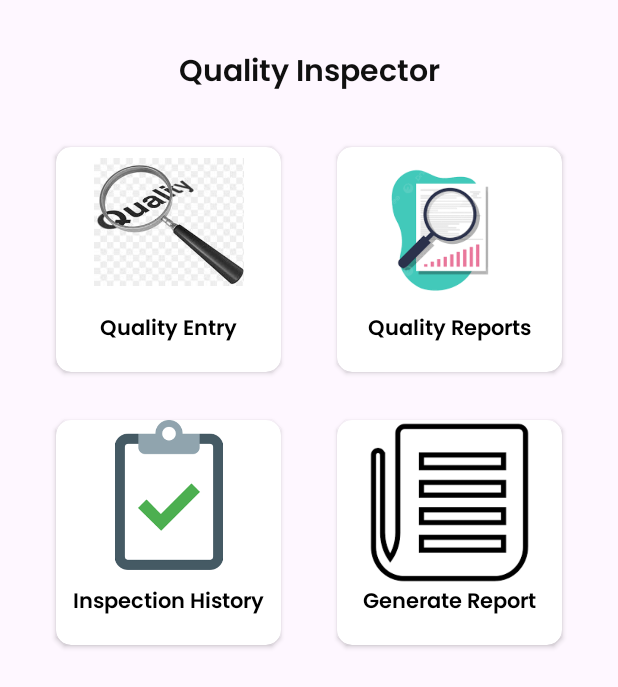
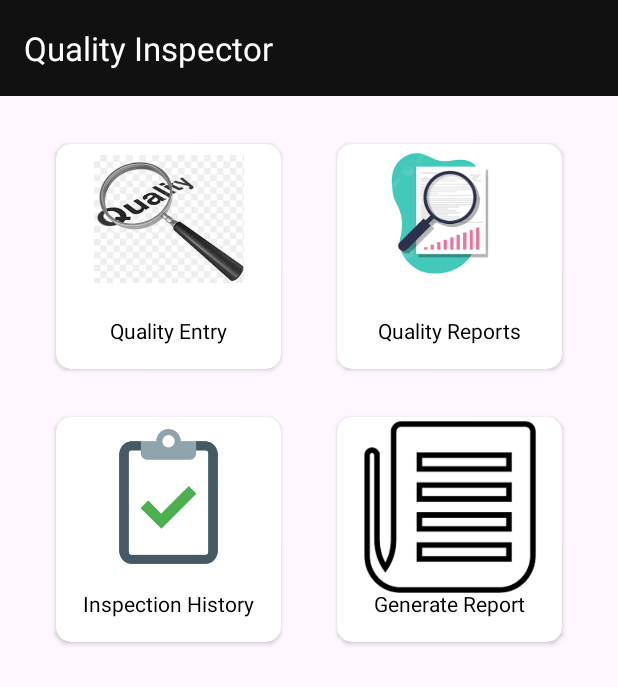
Before and after one commit to umarfarid8/Sarghodha_PC, an Android app: the layout fragment_quality__dashboard_.xml on its own in the app's theme, with its tools: preview values and no code run, on a phone screen of 412 x 824 dp. Shown: the top 687 px of the screen. Run offline under Robolectric (Android 15) with nearby library versions, the light colour scheme and no system bars.

Commit message:
make few changes in all dashboard like add scroll option change color

```diff
--- a/app/src/main/res/layout/activity_login.xml
+++ b/app/src/main/res/layout/activity_login.xml
@@ -101,7 +101,7 @@
         android:layout_width="0dp"
         android:layout_height="55dp"
         android:layout_marginTop="42dp"
-        android:backgroundTint="#404393"
+        android:backgroundTint="#1B75BC"
         android:fontFamily="@font/poppins_semibold"
         android:text="Login"
         android:textSize="18sp"
--- a/app/src/main/res/layout/activity_main.xml
+++ b/app/src/main/res/layout/activity_main.xml
@@ -36,7 +36,7 @@
                     <ImageView
                         android:id="@+id/drawer_icon"
                         android:layout_width="wrap_content"
-                        android:layout_height="match_parent"
+                        android:layout_height="wrap_content"
                         android:padding="12dp"
                         android:src="@drawable/baseline_menu_24"
                         app:tint="@color/white" />
@@ -64,6 +64,7 @@
             android:layout_width="match_parent"
             android:layout_height="match_parent"
             app:defaultNavHost="true"
+            app:layout_constraintStart_toStartOf="parent"
             app:layout_constraintTop_toBottomOf="@id/appbarLayout"
             app:navGraph="@navigation/nav_graph" />
 
--- a/app/src/main/res/layout/fragment_quality__dashboard_.xml
+++ b/app/src/main/res/layout/fragment_quality__dashboard_.xml
@@ -1,31 +1,39 @@
 <?xml version="1.0" encoding="utf-8"?>
-<FrameLayout xmlns:android="http://schemas.android.com/apk/res/android"
+<androidx.coordinatorlayout.widget.CoordinatorLayout
+    xmlns:android="http://schemas.android.com/apk/res/android"
     xmlns:app="http://schemas.android.com/apk/res-auto"
-    xmlns:tools="http://schemas.android.com/tools"
-    android:layout_width="match_parent"
-    android:layout_height="match_parent"
-    tools:context=".UI.Fragments.Quality_Dashboard_Fragment">
-
-    <androidx.constraintlayout.widget.ConstraintLayout
     android:layout_width="match_parent"
     android:layout_height="match_parent">
 
-        <!-- Title -->
-        <TextView
-            android:id="@+id/textView2"
-            android:layout_width="wrap_content"
+    <!-- AppBarLayout with Toolbar -->
+    <com.google.android.material.appbar.AppBarLayout
+        android:layout_width="match_parent"
         android:layout_height="wrap_content"
-            android:layout_marginTop="32dp"
-            android:fontFamily="@font/poppins_semibold"
-            android:text="Quality Inspector"
-            android:textColor="#101010"
-            android:textSize="20sp"
-            android:textStyle="bold"
-            app:layout_constraintEnd_toEndOf="parent"
-            app:layout_constraintStart_toStartOf="parent"
-            app:layout_constraintTop_toTopOf="parent" />
+        android:theme="@style/ThemeOverlay.AppCompat.Dark.ActionBar">
 
-        <!-- Row 1: Quality Entry & Quality Reports -->
+        <androidx.appcompat.widget.Toolbar
+            android:id="@+id/toolbar"
+            android:layout_width="match_parent"
+            android:layout_height="?attr/actionBarSize"
+            android:background="@color/theme_color"
+            app:title="Quality Inspector"
+            app:titleTextColor="@android:color/white" />
+    </com.google.android.material.appbar.AppBarLayout>
+
+    <!-- NestedScrollView wrapping the content -->
+    <androidx.core.widget.NestedScrollView
+        android:layout_width="match_parent"
+        android:layout_height="match_parent"
+        android:fillViewport="true"
+        app:layout_behavior="@string/appbar_scrolling_view_behavior">
+
+        <!-- Main Content Layout -->
+        <androidx.constraintlayout.widget.ConstraintLayout
+            android:id="@+id/constraintLayout_quality"
+            android:layout_width="match_parent"
+            android:layout_height="wrap_content">
+
+            <!-- First Row -->
             <androidx.cardview.widget.CardView
                 android:id="@+id/cardView_quality_entry"
                 android:layout_width="150dp"
@@ -33,9 +41,8 @@
                 android:layout_marginTop="32dp"
                 app:cardCornerRadius="10dp"
                 app:layout_constraintEnd_toStartOf="@+id/cardView_quality_reports"
-            app:layout_constraintHorizontal_bias="0.5"
                 app:layout_constraintStart_toStartOf="parent"
-            app:layout_constraintTop_toBottomOf="@+id/textView2">
+                app:layout_constraintTop_toTopOf="parent">
 
                 <androidx.constraintlayout.widget.ConstraintLayout
                     android:layout_width="match_parent"
@@ -55,7 +62,6 @@
                         android:layout_width="wrap_content"
                         android:layout_height="wrap_content"
                         android:layout_marginBottom="16dp"
-                    android:fontFamily="@font/poppins_semibold"
                         android:text="Quality Entry"
                         android:textColor="#000000"
                         android:textSize="14sp"
@@ -69,11 +75,11 @@
                 android:id="@+id/cardView_quality_reports"
                 android:layout_width="150dp"
                 android:layout_height="150dp"
+                android:layout_marginTop="32dp"
                 app:cardCornerRadius="10dp"
                 app:layout_constraintEnd_toEndOf="parent"
-            app:layout_constraintHorizontal_bias="0.5"
                 app:layout_constraintStart_toEndOf="@+id/cardView_quality_entry"
-            app:layout_constraintTop_toTopOf="@+id/cardView_quality_entry">
+                app:layout_constraintTop_toTopOf="parent">
 
                 <androidx.constraintlayout.widget.ConstraintLayout
                     android:layout_width="match_parent"
@@ -83,6 +89,7 @@
                         android:id="@+id/imageView_quality_reports"
                         android:layout_width="110dp"
                         android:layout_height="110dp"
+                        android:layout_marginTop="-10dp"
                         android:src="@drawable/quality_reports"
                         app:layout_constraintEnd_toEndOf="parent"
                         app:layout_constraintStart_toStartOf="parent"
@@ -93,7 +100,6 @@
                         android:layout_width="wrap_content"
                         android:layout_height="wrap_content"
                         android:layout_marginBottom="16dp"
-                    android:fontFamily="@font/poppins_semibold"
                         android:text="Quality Reports"
                         android:textColor="#000000"
                         android:textSize="14sp"
@@ -103,7 +109,7 @@
                 </androidx.constraintlayout.widget.ConstraintLayout>
             </androidx.cardview.widget.CardView>
 
-        <!-- Row 2: Inspection History & Generate Report -->
+            <!-- Second Row -->
             <androidx.cardview.widget.CardView
                 android:id="@+id/cardView_inspection_history"
                 android:layout_width="150dp"
@@ -111,7 +117,6 @@
                 android:layout_marginTop="32dp"
                 app:cardCornerRadius="10dp"
                 app:layout_constraintEnd_toStartOf="@+id/cardView_generate_report"
-            app:layout_constraintHorizontal_bias="0.5"
                 app:layout_constraintStart_toStartOf="parent"
                 app:layout_constraintTop_toBottomOf="@+id/cardView_quality_entry">
 
@@ -121,8 +126,9 @@
 
                     <ImageView
                         android:id="@+id/imageView_inspection_history"
-                    android:layout_width="100dp"
-                    android:layout_height="100dp"
+                        android:layout_width="90dp"
+                        android:layout_height="90dp"
+                        android:layout_marginTop="8dp"
                         android:src="@drawable/inspection_history"
                         app:layout_constraintEnd_toEndOf="parent"
                         app:layout_constraintStart_toStartOf="parent"
@@ -133,7 +139,6 @@
                         android:layout_width="wrap_content"
                         android:layout_height="wrap_content"
                         android:layout_marginBottom="16dp"
-                    android:fontFamily="@font/poppins_semibold"
                         android:text="Inspection History"
                         android:textColor="#000000"
                         android:textSize="14sp"
@@ -147,11 +152,11 @@
                 android:id="@+id/cardView_generate_report"
                 android:layout_width="150dp"
                 android:layout_height="150dp"
+                android:layout_marginTop="32dp"
                 app:cardCornerRadius="10dp"
                 app:layout_constraintEnd_toEndOf="parent"
-            app:layout_constraintHorizontal_bias="0.5"
                 app:layout_constraintStart_toEndOf="@+id/cardView_inspection_history"
-            app:layout_constraintTop_toTopOf="@+id/cardView_inspection_history">
+                app:layout_constraintTop_toBottomOf="@+id/cardView_quality_reports">
 
                 <androidx.constraintlayout.widget.ConstraintLayout
                     android:layout_width="match_parent"
@@ -159,8 +164,8 @@
 
                     <ImageView
                         android:id="@+id/imageView_generate_report"
-                    android:layout_width="110dp"
-                    android:layout_height="110dp"
+                        android:layout_width="120dp"
+                        android:layout_height="120dp"
                         android:src="@drawable/generate_report"
                         app:layout_constraintEnd_toEndOf="parent"
                         app:layout_constraintStart_toStartOf="parent"
@@ -171,7 +176,6 @@
                         android:layout_width="wrap_content"
                         android:layout_height="wrap_content"
                         android:layout_marginBottom="16dp"
-                    android:fontFamily="@font/poppins_semibold"
                         android:text="Generate Report"
                         android:textColor="#000000"
                         android:textSize="14sp"
@@ -182,4 +186,7 @@
             </androidx.cardview.widget.CardView>
 
         </androidx.constraintlayout.widget.ConstraintLayout>
-</FrameLayout>
+
+    </androidx.core.widget.NestedScrollView>
+
+</androidx.coordinatorlayout.widget.CoordinatorLayout>
```
Also changed, not shown: app/src/main/res/layout/fragment_assistant__dashboard_.xml (+42 -23 lines), app/src/main/res/layout/fragment_unloading__dashboard.xml (+33 -22 lines), app/src/main/res/layout/fragment_weightment__dashboard_.xml (+86 -86 lines). Lines whose indentation alone changed are shown as unchanged.
